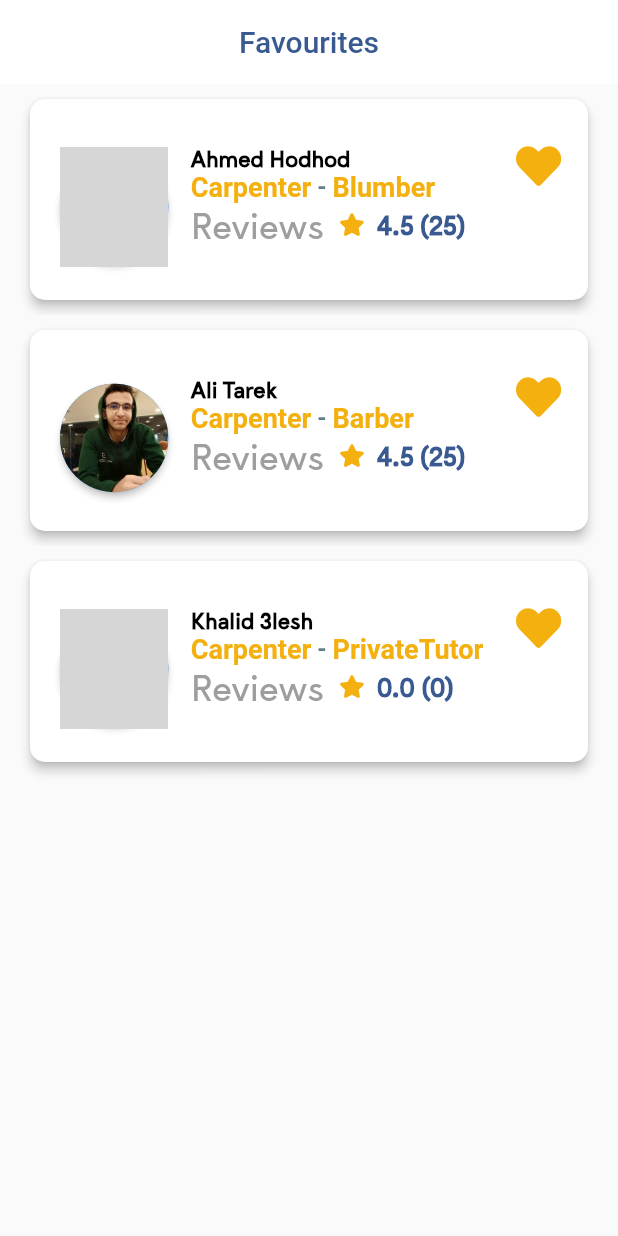
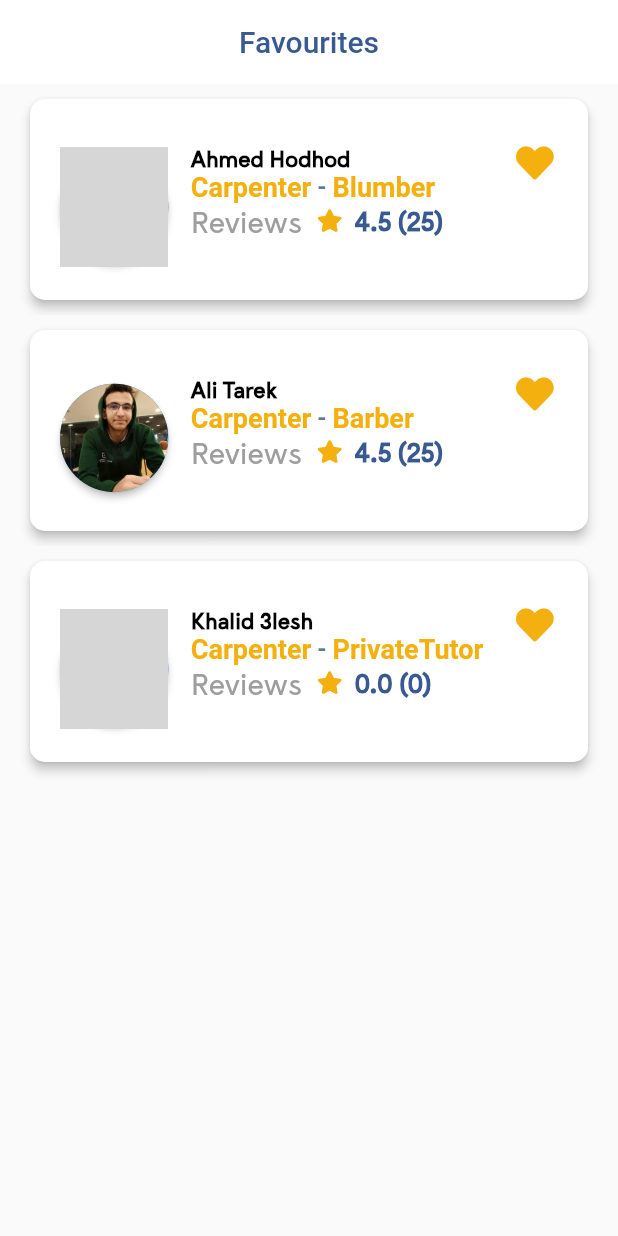
Before and after one commit to Ahmed-Hodhod/Flutter-Projects, a Flutter app: the screen it shows after launch, on a phone screen of 412 x 824 dp. Run offline on Flutter 3.47's test engine with Material 2 defaults, Android fonts, the phone set to English and light mode, and no system bars; our stand-ins replace animated_text_kit, audioplayers, cloud_firestore, firebase_auth, firebase_core, flutter_credit_card and 5 more; accounts and stored records are empty; grey boxes are pictures that could not be loaded.

Commit message:
Some bugs are fixed

```diff
--- a/syanatech/lib/Components/ProfessionsBox.dart
+++ b/syanatech/lib/Components/ProfessionsBox.dart
@@ -9,7 +9,9 @@ class ProfessionsBox extends StatelessWidget {
 
   @override
   Widget build(BuildContext context) {
-    return Row(
+    return SingleChildScrollView(
+      scrollDirection: Axis.horizontal,
+      child: Row(
         mainAxisAlignment:
             centeredRow ? MainAxisAlignment.center : MainAxisAlignment.start,
         children: [
@@ -28,6 +30,7 @@ class ProfessionsBox extends StatelessWidget {
             style: kProfessionTextStyle,
           ),
         ],
+      ),
     );
   }
 }
--- a/syanatech/lib/Components/WorkerCard.dart
+++ b/syanatech/lib/Components/WorkerCard.dart
@@ -84,7 +84,7 @@ class WorkerCard extends StatelessWidget {
             child: Icon(
               loved ? kActiveFavouriteIcon : kInActiveFavouriteIcon,
               color: kOrangeColor,
-              size: 30,
+              size: 25,
             ),
           ),
         ),
--- a/syanatech/lib/constants.dart
+++ b/syanatech/lib/constants.dart
@@ -38,7 +38,7 @@ const TextStyle kSeparatorTextStyle = TextStyle(
 const TextStyle kReviewsTextStyle = TextStyle(
   fontFamily: 'Careem',
   color: kGreyColor,
-  fontSize: 24,
+  fontSize: 20,
 );
 
 const TextStyle kRatingTextStyle = TextStyle(
```
Lines whose indentation alone changed are shown as unchanged.
